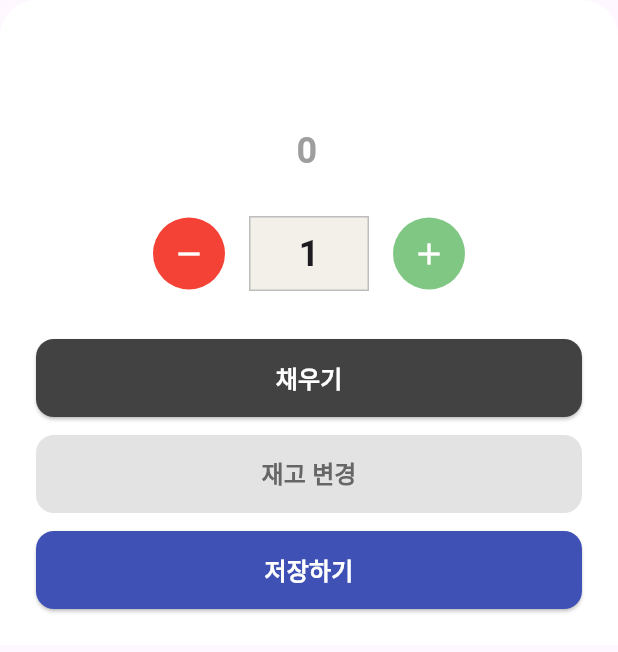
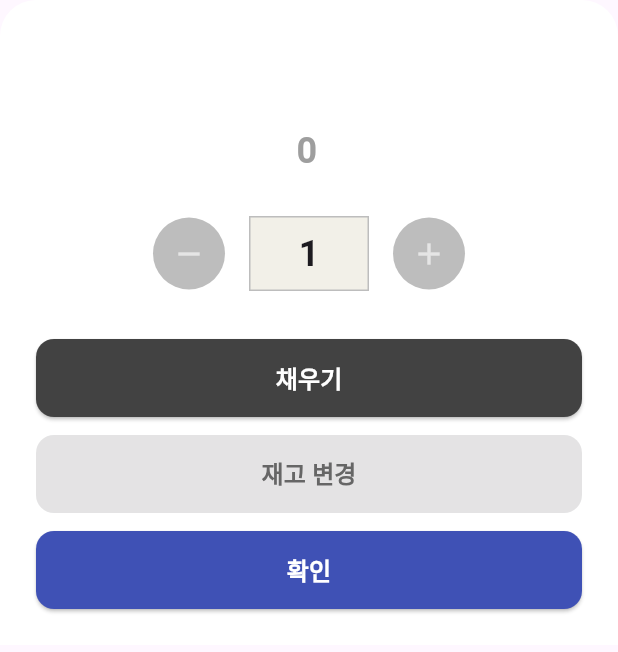
Before and after one commit to kimhamyong/np-vending-machine-app, a Flutter app: the DrinkEditContent widget shown alone on an empty page, opened directly with empty values, after a tap on the "add" icon, after a tap on "재고 변경", on a phone screen of 412 x 824 dp. Shown: the top 652 px of the screen. Run offline on Flutter 3.47's test engine with Material 3 defaults, Android fonts, the phone set to English and light mode, and no system bars; our stand-ins replace shared_preferences; accounts and stored records are empty; Roboto replaces fonts that are missing (Pretendard).

Commit message:
refactor: Drink 편집 시 confirmEdit 호출해야 원본 drink에 반영되도록 구조 개선

```diff
--- a/lib/providers/drink_edit_provider.dart
+++ b/lib/providers/drink_edit_provider.dart
@@ -3,38 +3,39 @@ import 'package:np_vending_machine_app/models/drink.dart';
 
 class DrinkEditProvider extends ChangeNotifier {
   final Drink drink;
+
   int stock;
   bool requested;
 
+  String _name;
+  String _priceStr;
+
   DrinkEditProvider(this.drink)
       : stock = drink.pendingStock ?? drink.stock,
-        requested = drink.requested;
+        requested = drink.requested,
+        _name = drink.name,
+        _priceStr = drink.price.toString();
 
   void increaseStock() {
     stock++;
-    drink.pendingStock = stock;
     notifyListeners();
   }
 
   void decreaseStock() {
     if (stock > 0) {
       stock--;
-      drink.pendingStock = stock;
       notifyListeners();
     }
   }
 
   void updateName(String name) {
-    drink.name = name;
+    _name = name;
     notifyListeners();
   }
 
   void updatePrice(String price) {
-    final parsed = int.tryParse(price);
-    if (parsed != null) {
-      drink.price = parsed;
-      notifyListeners();
-    }
+    _priceStr = price;
+    notifyListeners();
   }
 
   bool get isStockChanged => stock != drink.stock;
@@ -42,18 +43,33 @@ class DrinkEditProvider extends ChangeNotifier {
   bool get canConfirm => requested;
 
   Future<void> requestFill() async {
-    // TODO: 실제 요청 API 호출
+    // 재고 요청은 서버에 반영되지만, 실제 반영은 confirmFill에서 수행
     await Future.delayed(const Duration(milliseconds: 300));
     requested = true;
     drink.requested = true;
+    drink.pendingStock = stock; // 변경된 재고는 pendingStock에만 반영
     notifyListeners();
   }
 
   void confirmFill() {
+    // 재고 확정
     drink.stock = stock;
     drink.pendingStock = null;
     requested = false;
     drink.requested = false;
     notifyListeners();
   }
+
+  void confirmEdit() {
+    drink.name = _name;
+    final parsed = int.tryParse(_priceStr);
+    if (parsed != null) {
+      drink.price = parsed;
+    }
+    notifyListeners();
+  }
+
+  // Getter for UI
+  String get name => _name;
+  String get priceStr => _priceStr;
 }
--- a/lib/screens/admin/widgets/drink_edit_bottom_sheet.dart
+++ b/lib/screens/admin/widgets/drink_edit_bottom_sheet.dart
@@ -83,11 +83,14 @@ class DrinkEditContent extends StatelessWidget {
             mainAxisAlignment: MainAxisAlignment.center,
             children: [
               GestureDetector(
-                onTap: provider.decreaseStock,
-                child: const CircleAvatar(
+                onTap: provider.canConfirm ? null : provider.decreaseStock,
+                child: CircleAvatar(
                   radius: 24,
-                  backgroundColor: Colors.red,
-                  child: Icon(Icons.remove, color: Colors.white),
+                  backgroundColor:
+                      provider.canConfirm ? Colors.grey[400]! : Colors.red,
+                  child: Icon(Icons.remove,
+                      color:
+                          provider.canConfirm ? Colors.white60 : Colors.white),
                 ),
               ),
               const SizedBox(width: 16),
@@ -110,15 +113,20 @@ class DrinkEditContent extends StatelessWidget {
               ),
               const SizedBox(width: 16),
               GestureDetector(
-                onTap: provider.increaseStock,
+                onTap: provider.canConfirm ? null : provider.increaseStock,
                 child: CircleAvatar(
                   radius: 24,
-                  backgroundColor: Colors.green[300],
-                  child: const Icon(Icons.add, color: Colors.white),
+                  backgroundColor: provider.canConfirm
+                      ? Colors.grey[400]!
+                      : Colors.green[300],
+                  child: Icon(Icons.add,
+                      color:
+                          provider.canConfirm ? Colors.white60 : Colors.white),
                 ),
               ),
             ],
           ),
+
           const SizedBox(height: 32),
 
           Column(
@@ -185,12 +193,13 @@ class DrinkEditContent extends StatelessWidget {
               ),
               const SizedBox(height: 12),
 
-              // 저장하기
+              // 확인
               SizedBox(
                 width: double.infinity,
                 height: 52,
                 child: ElevatedButton(
                   onPressed: () {
+                    provider.confirmEdit();
                     onConfirm(provider.drink);
                     Navigator.pop(context);
                   },
@@ -201,7 +210,7 @@ class DrinkEditContent extends StatelessWidget {
                     ),
                   ),
                   child: const Text(
-                    '저장하기',
+                    '확인',
                     style: TextStyle(
                       fontSize: 16,
                       fontWeight: FontWeight.bold,
```
